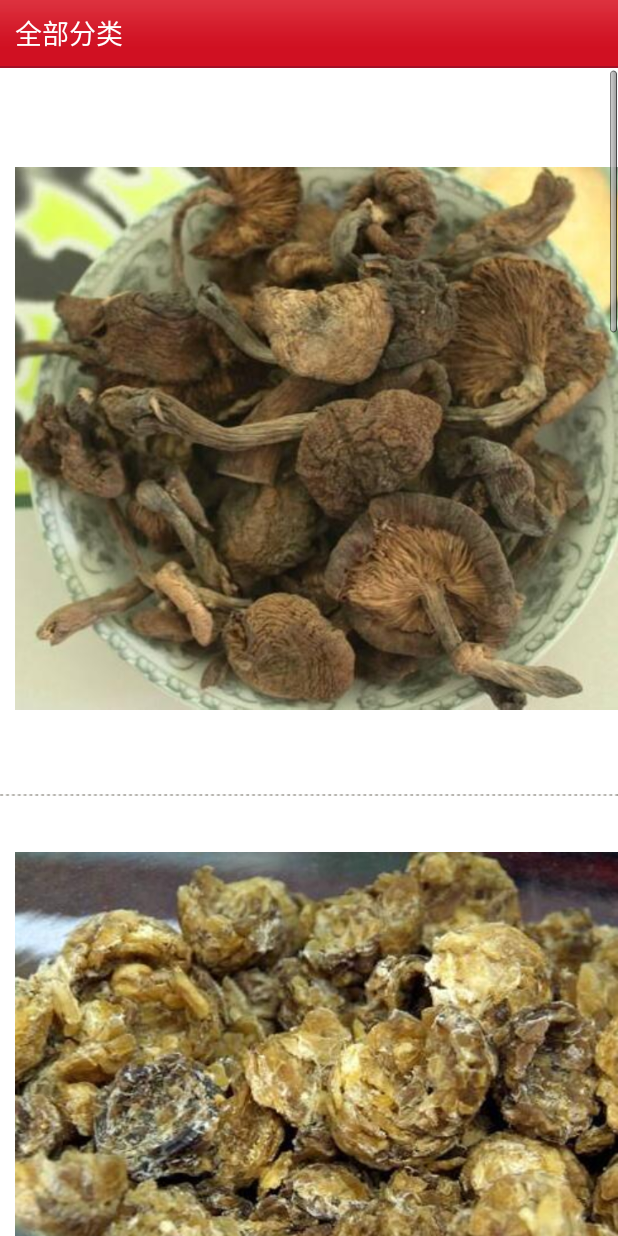
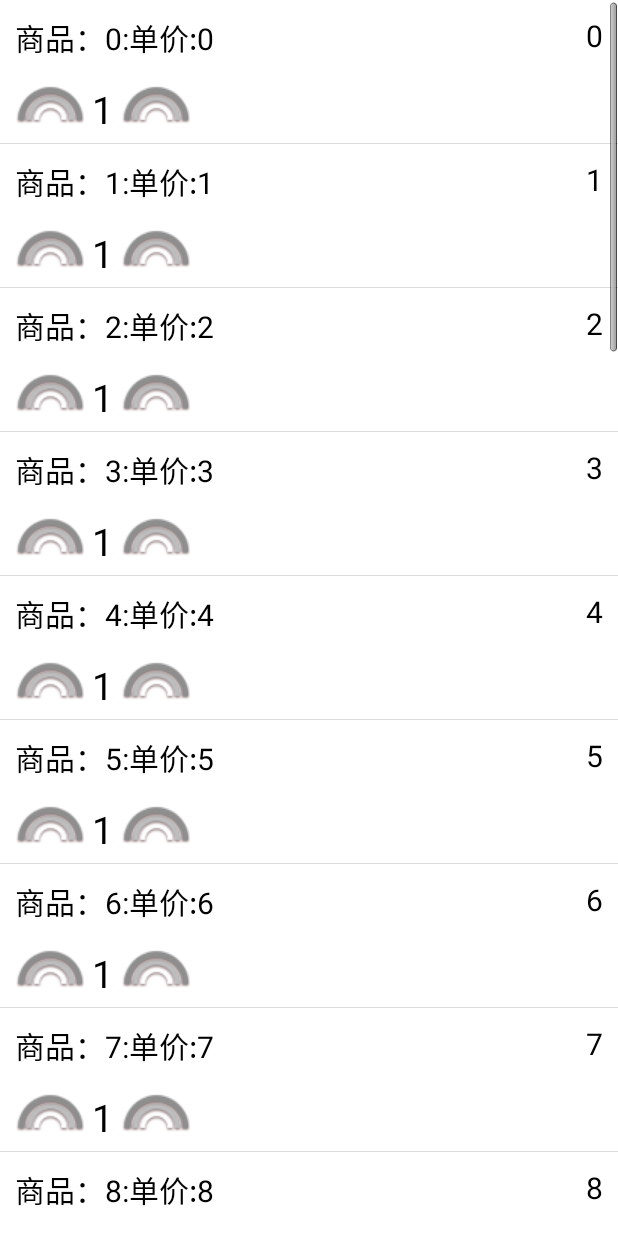
Before and after one commit to tiejiang/The-northeast-specialty-store, an Android app: the CartActivity screen opened directly, with no data from a screen before it, after a tap on "促销大卖场", on a phone screen of 412 x 824 dp. Run offline under Robolectric (Android 15) with nearby library versions, the phone set to English and light mode, and no system bars; 1 statement that could not run was skipped.

Commit message:
添加了购物车的列表显示demo，尚未将数据绑定到此列表

```diff
--- a/src/main/AndroidManifest.xml
+++ b/src/main/AndroidManifest.xml
@@ -144,6 +144,11 @@
             android:launchMode="singleTop"
             android:theme="@style/AppTheme">
         </activity>
+        <activity
+            android:name="com.aily.northeastelecstore.ui.ShoppingCartActivity"
+            android:launchMode="singleTop"
+            android:theme="@style/AppTheme">
+        </activity>
     </application>
 
 </manifest>
--- /dev/null
+++ b/src/main/java/com/aily/northeastelecstore/adapter/ShopAdapter.java
@@ -0,0 +1,108 @@
+package com.aily.northeastelecstore.adapter;
+
+import android.content.Context;
+import android.view.LayoutInflater;
+import android.view.View;
+import android.view.ViewGroup;
+import android.widget.BaseAdapter;
+import android.widget.ImageButton;
+import android.widget.TextView;
+
+import com.aily.northeastelecstore.R;
+import com.aily.northeastelecstore.bean.Product;
+
+import java.util.List;
+
+/**
+ * 购物车功能
+ * 适配器
+ */
+
+
+public class ShopAdapter extends BaseAdapter{
+
+     //集合 ，存放ListView的商品实体类数据
+              private List<Product> products;
+      //上下文
+              private Context context;
+
+              //第一步，设置接口
+             private View.OnClickListener onAddNum;
+      private View.OnClickListener onSubNum;
+
+              //第二步，设置接口方法
+             public void setOnAddNum(View.OnClickListener onAddNum){
+                 this.onAddNum = onAddNum;
+             }
+
+              public void setOnSubNum(View.OnClickListener onSubNum){
+                 this.onSubNum = onSubNum;
+             }
+      public ShopAdapter(List<Product> products, Context context) {
+                 this.products = products;
+                 this.context = context;
+             }
+
+              @Override
+      public int getCount() {
+                 int ret = 0;
+                 if (products != null) {
+                         ret = products.size();
+                     }
+                 return ret;
+             }
+
+              @Override
+      public Object getItem(int i) {
+                 return products.get(i);
+             }
+
+              @Override
+      public long getItemId(int i) {
+                 return i;
+             }
+
+              @Override
+      public View getView(int i, View view, ViewGroup viewGroup) {
+                 View v = null;
+                 if (view != null) {
+                         v = view;
+                     }else{
+                         v = LayoutInflater.from(context).inflate(R.layout.item_cart,viewGroup,false);
+                     }
+
+                 ViewHolder holder = (ViewHolder) v.getTag();
+                 if (holder == null) {
+                         holder = new ViewHolder();
+                         holder.item_product_name = (TextView) v.findViewById(R.id.item_product_name);
+                         holder.item_product_num = (TextView) v.findViewById(R.id.item_product_num);
+                         holder.item_product_price = (TextView) v.findViewById(R.id.item_product_price);
+
+                         //第三步,设置接口回调，注意参数不是上下文，它需要ListView所在的Activity或者Fragment处理接口回调方法
+                         holder.item_btn_add = (ImageButton) v.findViewById(R.id.item_btn_add);
+                        holder.item_btn_add.setOnClickListener(onAddNum);
+                                    holder.item_btn_sub = (ImageButton) v.findViewById(R.id.item_btn_sub);
+                        holder.item_btn_sub.setOnClickListener(onSubNum);
+                                }
+
+                holder.item_product_name.setText(products.get(i).getName());
+                holder.item_product_num.setText(products.get(i).getNum()+"");
+                holder.item_product_price.setText(products.get(i).getPrice() + "");
+                        //第四步，设置Tag，用于判断用户当前点击的哪一个列表项的按钮
+                 holder.item_btn_add.setTag(i);
+                holder.item_btn_sub.setTag(i);
+
+                 v.setTag(holder);
+                 return v;
+             }
+      private static class ViewHolder{
+          //商品名称，数量，总价
+                 private TextView item_product_name;
+          private TextView item_product_num;
+          private TextView item_product_price;
+         //增减商品数量按钮
+                 private ImageButton item_btn_add;
+         private ImageButton item_btn_sub;
+
+             }
+ }
--- /dev/null
+++ b/src/main/java/com/aily/northeastelecstore/bean/Product.java
@@ -0,0 +1,46 @@
+package com.aily.northeastelecstore.bean;
+
+/**
+ 4  * 购物车实体类
+ 5  * 测试
+ 6  */
+  public class Product {
+      //商品名称
+             private String name;
+     // 商品数量
+             private int num;
+     // 该商品总价
+             private int price;
+
+            @Override
+     public String toString() {
+                 return "Product{" +
+                                 "name='" + name + '\'' +
+                                 ", num=" + num +
+                                 ", price=" + price +
+                                 '}';
+             }
+
+             public void setName(String name) {
+                 this.name = name;
+             }
+
+             public void setNum(int num) {
+                 this.num = num;
+             }
+
+             public void setPrice(int price) {
+                 this.price = price;
+            }
+
+             public String getName() {
+                 return name;
+             }
+
+            public int getNum() {
+                 return num;
+             }
+            public int getPrice() {
+                 return price;
+             }
+ }
--- a/src/main/java/com/aily/northeastelecstore/ui/CartActivity.java
+++ b/src/main/java/com/aily/northeastelecstore/ui/CartActivity.java
@@ -44,6 +44,14 @@ public class CartActivity extends BaseActivity implements OnClickListener {
 				Log.d( "TIEJIANG", "handle message cartNum= " + cartNum);
 			}
 		};
+		//判断cart容器是否为空，如果有数据则跳转到购物车的购物列表
+		if (!cart.isEmpty()){
+			Intent mIntent = new Intent(CartActivity.this, ShoppingCartActivity.class);
+			startActivity(mIntent);
+			Log.d("TIEJIANG","GOTO ShoppingCartActivity");
+
+		}
+
 
 	}
 
@@ -51,6 +59,12 @@ public class CartActivity extends BaseActivity implements OnClickListener {
 	protected void findViewById() {
 		cart_login=(Button)this.findViewById(R.id.cart_login);
 		cart_market=(Button)this.findViewById(R.id.cart_market);
+	}
+
+	@Override
+	protected void onDestroy() {
+		super.onDestroy();
+//		cart.removeAllElements();
 	}
 
 	@Override
@@ -70,9 +84,15 @@ public class CartActivity extends BaseActivity implements OnClickListener {
 			break;
 
 		case R.id.cart_market:
-			mIntent=new Intent(this, CategoryActivity.class);
+//			mIntent=new Intent(this, CategoryActivity.class);
+//			startActivity(mIntent);
+
+			// TEST CODE BEGIN
+			Intent mIntent = new Intent(CartActivity.this, ShoppingCartActivity.class);
 			startActivity(mIntent);
+			// TEST CODE BEGIN
 			break;
+
 
 		default:
 			break;
--- a/src/main/java/com/aily/northeastelecstore/ui/IndexActivity.java
+++ b/src/main/java/com/aily/northeastelecstore/ui/IndexActivity.java
@@ -153,9 +153,6 @@ public class IndexActivity extends BaseActivity implements View.OnClickListener,
 		index_lottery_btn.setOnClickListener(indexClickListener);
 		shake.setOnClickListener(indexClickListener);
 		mMiaoShaImage.setOnClickListener(indexClickListener);
-
-
-
 	}
 
 
--- /dev/null
+++ b/src/main/java/com/aily/northeastelecstore/ui/ShoppingCartActivity.java
@@ -0,0 +1,88 @@
+package com.aily.northeastelecstore.ui;
+
+import android.app.Activity;
+import android.os.Bundle;
+import android.view.View;
+import android.widget.AdapterView;
+import android.widget.ListView;
+import android.widget.Toast;
+
+import com.aily.northeastelecstore.R;
+import com.aily.northeastelecstore.adapter.ShopAdapter;
+import com.aily.northeastelecstore.bean.Product;
+
+import java.util.ArrayList;
+import java.util.List;
+
+/**
+ * Created by tiejiang on 17-5-10.
+ */
+
+public class ShoppingCartActivity extends Activity implements View.OnClickListener, AdapterView.OnItemClickListener {
+
+    private List<Product> datas; //数据源
+    private ShopAdapter adapter; //自定义适配器
+    private ListView listView;   //ListView控件
+    @Override
+    public void onCreate(Bundle savedInstanceState) {
+        super.onCreate(savedInstanceState);
+        setContentView(R.layout.main);
+        listView = (ListView) findViewById(R.id.listView);
+        // 模拟数据
+        datas = new ArrayList<Product>();
+        Product product = null;
+        for (int i = 0; i < 30; i++) {
+            product = new Product();
+            product.setName("商品："+i+":单价:"+i);
+            product.setNum(1);
+            product.setPrice(i);
+            datas.add(product);
+        }
+        adapter = new ShopAdapter(datas,this);
+        listView.setAdapter(adapter);
+        //以上就是我们常用的自定义适配器ListView展示数据的方法了
+//解决问题：在哪里处理按钮的点击响应事件，是适配器 还是 Activity或者Fragment，这里是在Activity本身处理接口
+        //执行添加商品数量，减少商品数量的按钮点击事件接口回调
+        adapter.setOnAddNum(this);
+        adapter.setOnSubNum(this);
+        listView.setOnItemClickListener(this);
+    }
+//点击某个按钮的时候，如果列表项所需的数据改变了，如何更新UI
+    @Override
+    public void onClick(View view) {
+        Object tag = view.getTag();
+        switch (view.getId()){
+            case R.id.item_btn_add: //点击添加数量按钮，执行相应的处理
+                // 获取 Adapter 中设置的 Tag
+                if (tag != null && tag instanceof Integer) { //解决问题：如何知道你点击的按钮是哪一个列表项中的，通过Tag的position
+                    int position = (Integer) tag;
+                    //更改集合的数据
+                    int num = datas.get(position).getNum();
+                    num++;
+                    datas.get(position).setNum(num); //修改集合中商品数量
+                    datas.get(position).setPrice(position*num); //修改集合中该商品总价 数量*单价
+                    //解决问题：点击某个按钮的时候，如果列表项所需的数据改变了，如何更新UI
+                    adapter.notifyDataSetChanged();
+                }
+                break;
+            case R.id.item_btn_sub: //点击减少数量按钮 ，执行相应的处理
+                // 获取 Adapter 中设置的 Tag
+                if (tag != null && tag instanceof Integer) {
+                    int position = (Integer) tag;
+                    //更改集合的数据
+                    int num = datas.get(position).getNum();
+                    if (num>0) {
+                        num--;
+                        datas.get(position).setNum(num); //修改集合中商品数量
+                        datas.get(position).setPrice(position * num); //修改集合中该商品总价 数量*单价
+                        adapter.notifyDataSetChanged();
+                    }
+                }
+                break;
+        }
+    }
+    @Override
+    public void onItemClick(AdapterView<?> adapterView, View view, int i, long l) {
+        Toast.makeText(ShoppingCartActivity.this,"点击了第"+i+"个列表项",Toast.LENGTH_SHORT).show();
+    }
+}
--- /dev/null
+++ b/src/main/res/layout/item_cart.xml
@@ -0,0 +1,57 @@
+<?xml version="1.0" encoding="utf-8"?>
+     <RelativeLayout xmlns:android="http://schemas.android.com/apk/res/android"
+                   android:layout_width="match_parent"
+                   android:layout_height="match_parent"
+                   android:background="#fff"
+                   android:descendantFocusability="blocksDescendants"
+             >
+         <TextView
+                 android:id="@+id/item_product_name"
+                 android:layout_width="wrap_content"
+                 android:layout_height="wrap_content"
+                 android:textSize="20sp"
+                 android:layout_margin="10dp"
+                 android:text="商品名称"
+                 android:textColor="#000"
+                 />
+         <ImageButton
+                 android:id="@+id/item_btn_add"
+                 android:layout_width="wrap_content"
+                 android:layout_height="wrap_content"
+                 android:background="#0000"
+                 android:src="@drawable/app_icon_color"
+                 android:layout_below="@+id/item_product_name"
+                 android:layout_marginLeft="10dp"
+                 />
+         <TextView
+                 android:id="@+id/item_product_num"
+                 android:text="1"
+                 android:layout_width="wrap_content"
+                 android:layout_height="wrap_content"
+                 android:textSize="25sp"
+                 android:textColor="#000"
+                 android:layout_margin="5dp"
+                 android:layout_toRightOf="@id/item_btn_add"
+                 android:layout_below="@id/item_product_name"
+                 />
+         <ImageButton
+                 android:id="@+id/item_btn_sub"
+                 android:layout_width="wrap_content"
+                 android:layout_height="wrap_content"
+                 android:background="#0000"
+                 android:src="@drawable/app_icon_color"
+                 android:layout_below="@id/item_product_name"
+                 android:layout_toRightOf="@id/item_product_num"
+                 />
+         <TextView
+                 android:id="@+id/item_product_price"
+                 android:layout_width="wrap_content"
+                 android:layout_height="wrap_content"
+                 android:textSize="20sp"
+                 android:layout_margin="10dp"
+                 android:text="0"
+                 android:textColor="#000"
+                 android:layout_alignParentRight="true"
+                 />
+
+     </RelativeLayout>
--- /dev/null
+++ b/src/main/res/layout/main.xml
@@ -0,0 +1,12 @@
+<?xml version="1.0" encoding="utf-8"?>
+     <LinearLayout xmlns:android="http://schemas.android.com/apk/res/android"
+                   android:orientation="vertical"
+                   android:layout_width="fill_parent"
+                   android:layout_height="fill_parent"
+             >
+         <ListView
+                 android:layout_width="fill_parent"
+               android:layout_height="wrap_content"
+                 android:id="@+id/listView"
+                 />
+    </LinearLayout>
```
Also changed, not shown: 321 other files.
